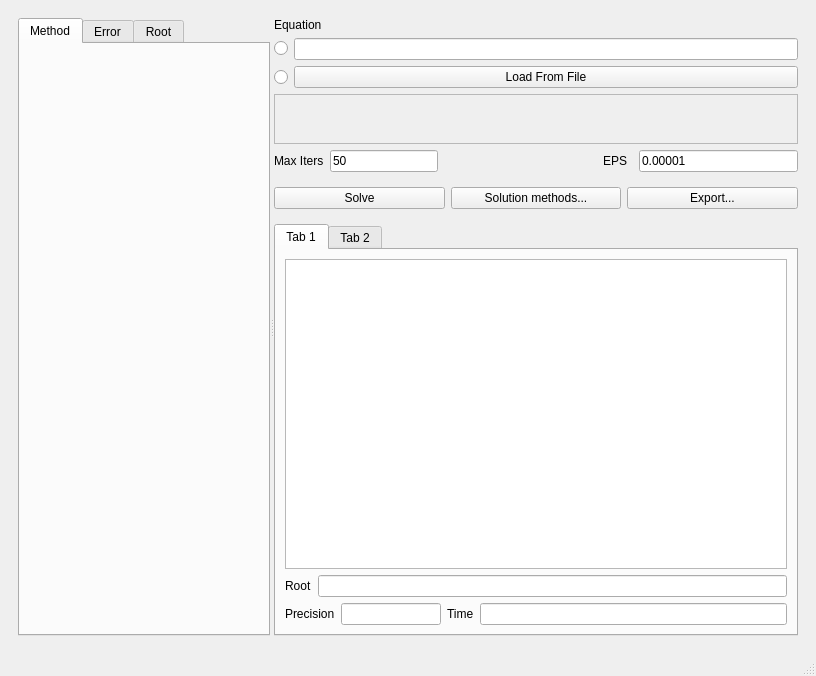
Old version of the form window2.ui in the repository Quarz0/Root-Finder.
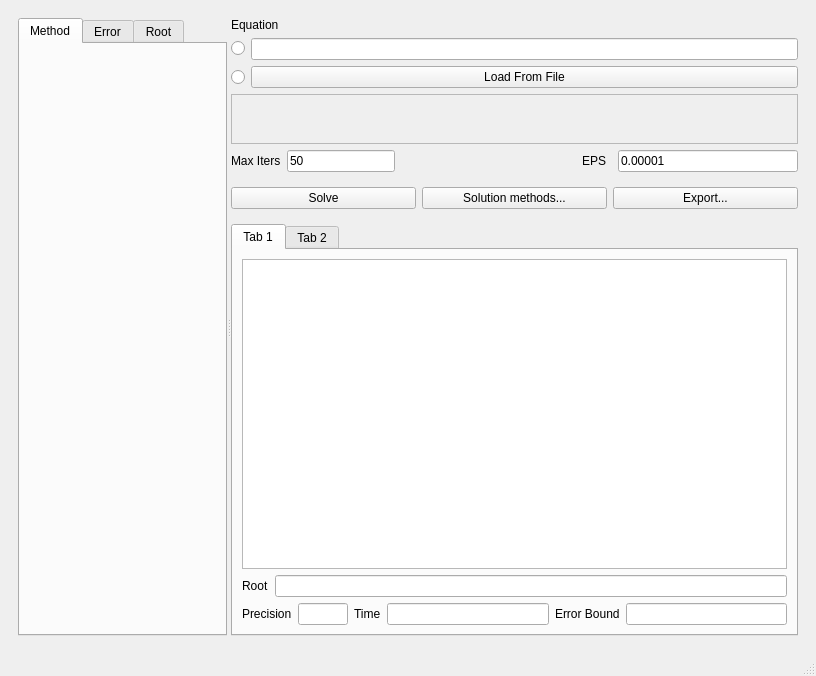
New version of the form.

Commit message: Add theoretical error bound text field in UI

```diff
--- a/window2.ui
+++ b/window2.ui
@@ -458,7 +458,7 @@
                                                                             <widget class="QLineEdit" name="lineEdit">
                                                                                 <property name="maximumSize">
                                                                                     <size>
-                                                                                        <width>100</width>
+                      <width>50</width>
                                                                                         <height>16777215</height>
                                                                                     </size>
                                                                                 </property>
@@ -474,6 +474,16 @@
                                                                         <item>
                                                                             <widget class="QLineEdit" name="lineEdit"/>
                                                                         </item>
+                  <item>
+                   <widget class="QLabel" name="label_2">
+                    <property name="text">
+                     <string>Error Bound</string>
+                    </property>
+                   </widget>
+                  </item>
+                  <item>
+                   <widget class="QLineEdit" name="errorBoundField"/>
+                  </item>
                                                                     </layout>
                                                                 </widget>
                                                             </item>
```
Left out of the diff: 6 changed lines with no effect on the pictures. Lines whose indentation alone changed are shown as unchanged. The commit also changes 1 other file.
